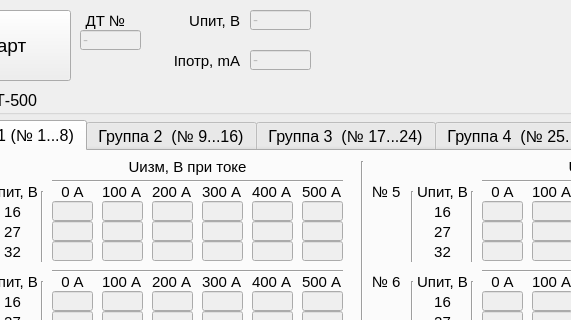
Above: 5_Soft/2_Desktop_SW/DT_500_Autotest/ui/DT_500_Autotest.ui from SkyEngineer/sensor_current_stand before the change; both pictures show x 310 to 881 and y 0 to 320 of the 1128 by 608 pixel window. Below: the same form after it.
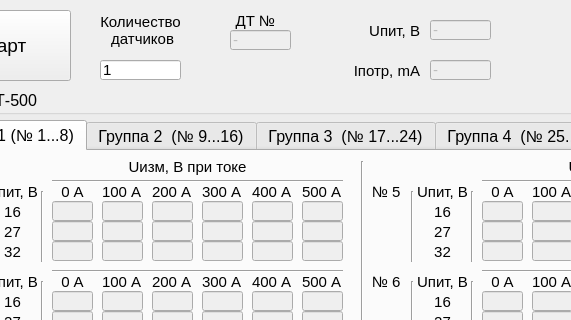
That is the form after the change.

The edit to the form file:
```diff
--- a/5_Soft/2_Desktop_SW/DT_500_Autotest/ui/DT_500_Autotest.ui
+++ b/5_Soft/2_Desktop_SW/DT_500_Autotest/ui/DT_500_Autotest.ui
@@ -18717,8 +18717,8 @@
     </property>
     <property name="geometry">
      <rect>
-      <x>560</x>
-      <y>10</y>
+      <x>740</x>
+      <y>20</y>
       <width>61</width>
       <height>20</height>
      </rect>
@@ -18738,7 +18738,7 @@
     </property>
     <property name="geometry">
      <rect>
-      <x>390</x>
+      <x>540</x>
       <y>30</y>
       <width>61</width>
       <height>20</height>
@@ -18759,8 +18759,8 @@
     </property>
     <property name="geometry">
      <rect>
-      <x>560</x>
-      <y>50</y>
+      <x>740</x>
+      <y>60</y>
       <width>61</width>
       <height>20</height>
      </rect>
@@ -18777,8 +18777,8 @@
    <widget class="QLabel" name="label_397">
     <property name="geometry">
      <rect>
-      <x>470</x>
-      <y>10</y>
+      <x>650</x>
+      <y>20</y>
       <width>80</width>
       <height>21</height>
      </rect>
@@ -18798,8 +18798,8 @@
    <widget class="QLabel" name="label_401">
     <property name="geometry">
      <rect>
-      <x>470</x>
-      <y>50</y>
+      <x>650</x>
+      <y>60</y>
       <width>80</width>
       <height>21</height>
      </rect>
@@ -18855,7 +18855,7 @@
    <widget class="QLabel" name="label_400">
     <property name="geometry">
      <rect>
-      <x>390</x>
+      <x>540</x>
       <y>10</y>
       <width>51</width>
       <height>21</height>
@@ -18873,6 +18873,46 @@
      <set>Qt::AlignCenter</set>
     </property>
    </widget>
+   <widget class="QLabel" name="label_402">
+    <property name="geometry">
+     <rect>
+      <x>390</x>
+      <y>10</y>
+      <width>121</width>
+      <height>41</height>
+     </rect>
+    </property>
+    <property name="font">
+     <font>
+      <pointsize>11</pointsize>
+     </font>
+    </property>
+    <property name="text">
+     <string>Количество
+ датчиков</string>
+    </property>
+    <property name="alignment">
+     <set>Qt::AlignCenter</set>
+    </property>
+   </widget>
+   <widget class="QLineEdit" name="num_of_sensor">
+    <property name="geometry">
+     <rect>
+      <x>410</x>
+      <y>60</y>
+      <width>81</width>
+      <height>20</height>
+     </rect>
+    </property>
+    <property name="font">
+     <font>
+      <pointsize>11</pointsize>
+     </font>
+    </property>
+    <property name="text">
+     <string>1</string>
+    </property>
+   </widget>
   </widget>
   <widget class="QMenuBar" name="menubar">
    <property name="geometry">
```
